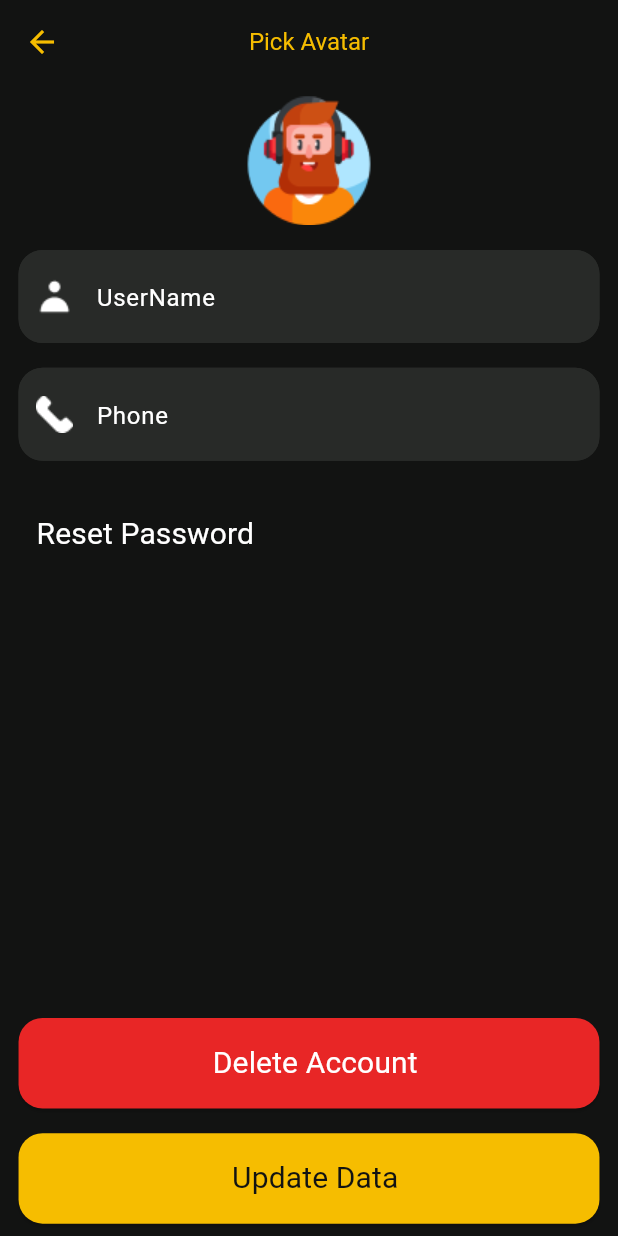
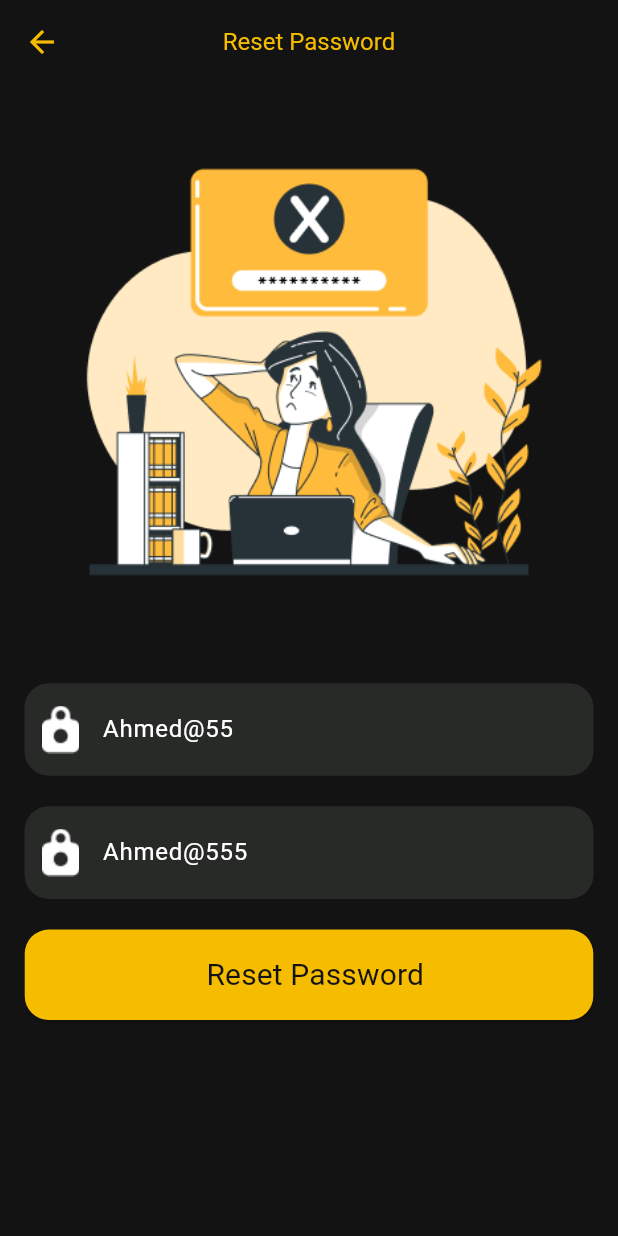
Before and after one commit to mahm0udmfr/movies, a Flutter app: the Updateprofile screen opened by its route, after a tap on "Reset Password", on a phone screen of 412 x 824 dp. Run offline on Flutter 3.47's test engine with Material 3 defaults, Android fonts, the phone set to English and light mode, and no system bars; our stand-ins replace cached_network_image, carousel_slider, flutter_bloc, google_fonts, shared_preferences, toggle_switch; accounts and stored records are empty; generated files the repository leaves out were written again; network calls fail.

Commit message:
Initial reset password screen ui and add logic for reset password.

```diff
--- /dev/null
+++ b/lib/Auth/reset_password/reset_password_cubit/reset_password_interface.dart
@@ -0,0 +1,7 @@
+abstract class ResetPasswordInterface {
+  void showLoading(String message) {}
+
+  void hideLoading() {}
+
+  void showMessage(String message) {}
+}
--- /dev/null
+++ b/lib/Auth/reset_password/reset_password_cubit/reset_password_states.dart
@@ -0,0 +1,13 @@
+abstract class ResetPasswordState {}
+
+class ResetInitial extends ResetPasswordState {}
+
+class ResetLoading extends ResetPasswordState {}
+
+class ResetSuccess extends ResetPasswordState {}
+
+class ResetFailure extends ResetPasswordState {
+  final String message;
+
+  ResetFailure(this.message);
+}
--- /dev/null
+++ b/lib/Auth/reset_password/reset_password_cubit/reset_password_view_model.dart
@@ -0,0 +1,43 @@
+import 'package:flutter/cupertino.dart';
+import 'package:flutter_bloc/flutter_bloc.dart';
+import 'package:movies/Auth/reset_password/reset_password_cubit/reset_password_interface.dart';
+import 'package:movies/Auth/reset_password/reset_password_cubit/reset_password_states.dart';
+
+import '../../../utils/api_manager.dart';
+
+class ResetPasswordViewModel extends Cubit<ResetPasswordState> {
+  ResetPasswordViewModel() : super(ResetInitial());
+
+  late ResetPasswordInterface navigator;
+  var oldPasswordController = TextEditingController(text: "Ahmed@55");
+  var newPasswordController = TextEditingController(text: "Ahmed@555");
+  var formKey = GlobalKey<FormState>();
+
+  void resetPassword() async {
+    if (!formKey.currentState!.validate()) {
+      return;
+    }
+
+    emit(ResetLoading());
+    navigator.showLoading("Loading...");
+
+    try {
+      var response = await ApiManager.resetPassword(
+          oldPass: oldPasswordController.text,
+          newPass: newPasswordController.text);
+
+      if (response!.message! == "Password updated successfully") {
+        emit(ResetSuccess());
+        navigator.hideLoading();
+        navigator.showMessage("password has been changed successfully");
+      } else {
+        emit(ResetFailure(response.message!));
+        navigator.hideLoading();
+        navigator.showMessage("${response.message}");
+      }
+    } catch (e) {
+      emit(ResetFailure(e.toString()));
+      navigator.hideLoading();
+    }
+  }
+}
--- /dev/null
+++ b/lib/Auth/reset_password/reset_password_view.dart
@@ -0,0 +1,136 @@
+import 'package:flutter/material.dart';
+import 'package:flutter_bloc/flutter_bloc.dart';
+import 'package:flutter_gen/gen_l10n/app_localizations.dart';
+import 'package:movies/Auth/reset_password/reset_password_cubit/reset_password_interface.dart';
+import 'package:movies/Auth/reset_password/reset_password_cubit/reset_password_states.dart';
+import 'package:movies/Auth/reset_password/reset_password_cubit/reset_password_view_model.dart';
+
+import '../../utils/app_styles.dart';
+import '../../utils/colors.dart';
+import '../../utils/dialog_utils.dart';
+import '../../utils/imageassets.dart';
+import '../../widget/custom_elevated_button.dart';
+import '../../widget/custom_text_form_field.dart';
+
+class ResetPassword extends StatefulWidget {
+  static const String routeName = "Reset_password";
+
+  const ResetPassword({super.key});
+
+  @override
+  State<ResetPassword> createState() => _ResetPasswordState();
+}
+
+class _ResetPasswordState extends State<ResetPassword>
+    implements ResetPasswordInterface {
+  late ResetPasswordViewModel resetPasswordViewModel;
+
+  @override
+  void initState() {
+    super.initState();
+    resetPasswordViewModel = ResetPasswordViewModel();
+    resetPasswordViewModel.navigator = this;
+  }
+
+  @override
+  Widget build(BuildContext context) {
+    var screenSize = MediaQuery.of(context).size;
+    return BlocProvider(
+        create: (context) => resetPasswordViewModel,
+        child: BlocConsumer<ResetPasswordViewModel, ResetPasswordState>(
+          listener: (context, state) {
+            if (state is ResetSuccess) {
+              showMessage(
+                  AppLocalizations.of(context)!.password_updated_successfully);
+            } else if (state is ResetFailure) {
+              showMessage(state.message);
+            }
+          },
+          builder: (context, state) {
+            return Scaffold(
+              appBar: AppBar(
+                title: Text(AppLocalizations.of(context)!.reset_password),
+              ),
+              body: Padding(
+                padding:
+                    EdgeInsets.symmetric(horizontal: screenSize.width * .04),
+                child: Form(
+                  key: resetPasswordViewModel.formKey,
+                  child: Column(
+                    children: [
+                      Image.asset(ImageAssets.forgetImage),
+                      SizedBox(
+                        height: screenSize.height * 0.025,
+                      ),
+                      CustomTextFormField(
+                        validator: (text) {
+                          if (text == null || text.isEmpty) {
+                            return "Please Enter an old Password";
+                          }
+                          return null;
+                        },
+                        controller:
+                            resetPasswordViewModel.oldPasswordController,
+                        style: AppStyles.regular16RobotoWhite,
+                        hintText: AppLocalizations.of(context)!.password,
+                        prefixIcon: Image.asset(ImageAssets.passIcon),
+                      ),
+                      SizedBox(
+                        height: screenSize.height * 0.025,
+                      ),
+                      CustomTextFormField(
+                        validator: (text) {
+                          if (text == null || text.trim().isEmpty) {
+                            return "Please enter a New Password";
+                          }
+                          if (text.length < 6) {
+                            return "Please enter at least 6 characters";
+                          }
+                          if (text ==
+                              resetPasswordViewModel
+                                  .oldPasswordController.text) {
+                            return "They mustn't be identical";
+                          }
+                          return null;
+                        },
+                        controller:
+                            resetPasswordViewModel.newPasswordController,
+                        style: AppStyles.regular16RobotoWhite,
+                        hintText: AppLocalizations.of(context)!.new_password,
+                        prefixIcon: Image.asset(ImageAssets.passIcon),
+                      ),
+                      SizedBox(
+                        height: screenSize.height * 0.025,
+                      ),
+                      CustomElevatedButton(
+                          textStyle: AppStyles.regular20RobotoBlack,
+                          backgroundColor: AppColor.orange,
+                          text: AppLocalizations.of(context)!.reset_password,
+                          center: true,
+                          onPressed: () {
+                            resetPasswordViewModel.resetPassword();
+                          })
+                    ],
+                  ),
+                ),
+              ),
+            );
+          },
+        ));
+  }
+
+  @override
+  void hideLoading() {
+    DialogUtils.hideLoading(context);
+  }
+
+  @override
+  void showLoading(String message) {
+    DialogUtils.showLoading(context: context, message: message);
+  }
+
+  @override
+  void showMessage(String message) {
+    DialogUtils.showMessage(context: context, message: message);
+  }
+}
--- a/lib/l10n/app_ar.arb
+++ b/lib/l10n/app_ar.arb
@@ -36,6 +36,7 @@
   "history": "السجل",
   "watch_list": "قائمة المشاهدة",
   "edit_profile": "تعديل الملف الشخصي",
-  "exit": "خروج"
-
+  "exit": "خروج",
+  "new_password": "كلمة المرور الجديدة",
+  "password_updated_successfully": "تم تغيير كلمة المرور بنجاح"
 }
--- a/lib/l10n/app_en.arb
+++ b/lib/l10n/app_en.arb
@@ -36,6 +36,7 @@
   "history": "History",
   "watch_list": "Watch List",
   "edit_profile": "Edit Profile",
-  "exit": "Exit"
-
+  "exit": "Exit",
+  "new_password": "New Password",
+  "password_updated_successfully": "Password updated successfully"
 }
--- a/lib/profile/updateprofile.dart
+++ b/lib/profile/updateprofile.dart
@@ -5,6 +5,8 @@ import 'package:movies/utils/colors.dart';
 import 'package:movies/utils/imageassets.dart';
 import 'package:movies/widget/custom_elevated_button.dart';
 import 'package:movies/widget/custom_text_form_field.dart';
+
+import '../Auth/reset_password/reset_password_view.dart';
 
 class Updateprofile extends StatelessWidget {
   static const String routename = "Updateprofile";
@@ -52,7 +54,9 @@ class Updateprofile extends StatelessWidget {
               height: screenSize.height * 0.03,
             ),
             TextButton(
-                onPressed: () {},
+                onPressed: () {
+                  Navigator.of(context).pushNamed(ResetPassword.routeName);
+                },
                 child: Text(
                   "Reset Password",
                   style: AppStyles.regular20RobotoWhite,
--- a/lib/utils/end_points.dart
+++ b/lib/utils/end_points.dart
@@ -2,5 +2,5 @@ class EndPoints {
   static const String listMovies = "/api/v2/list_movies.json";
   static const String login = "/auth/login";
   static const String register = "/auth/register";
-
+  static const String resetPassword = "/auth/reset-password";
 }
```
Also changed, not shown: lib/main.dart (+8 -5 lines), lib/model/reset_password_model.dart (added, +29 -0 lines), lib/utils/api_manager.dart (+22 -0 lines).
